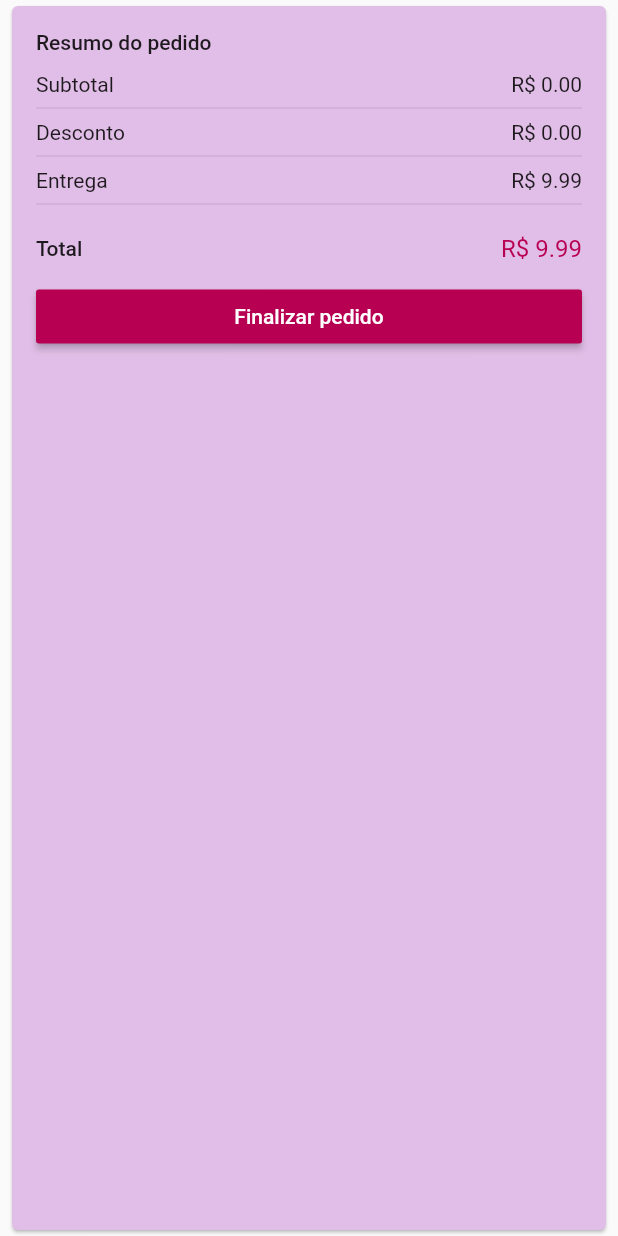
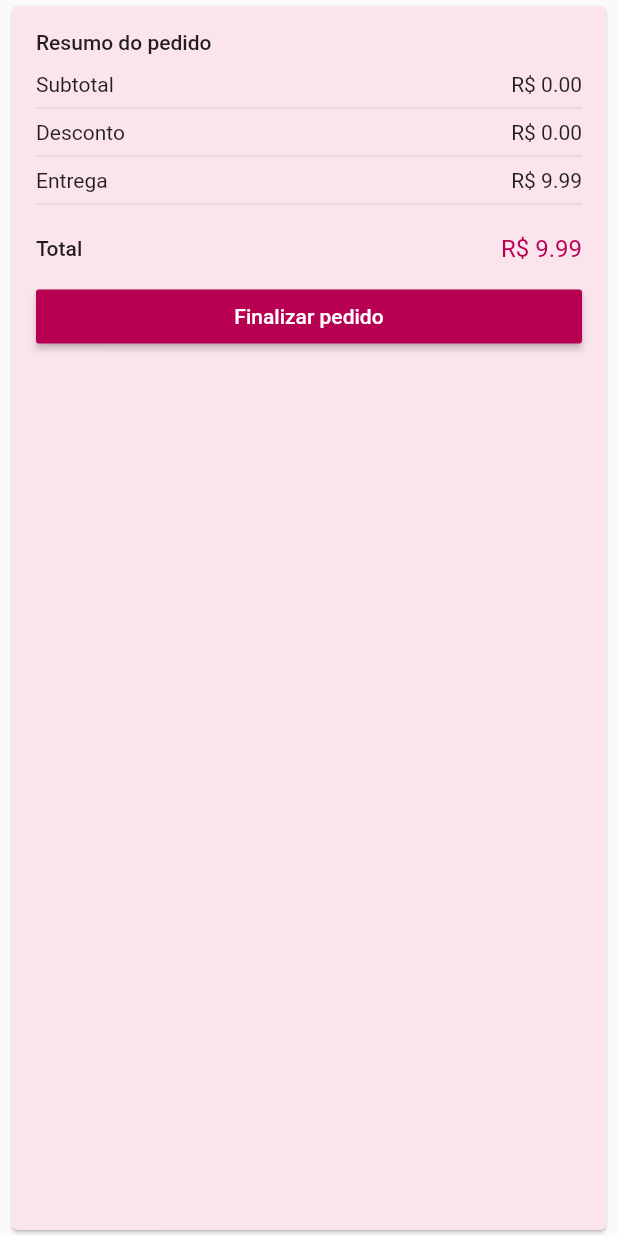
Before and after one commit to jameswsousa/dragstore, a Flutter app: the CartPrice widget shown alone on an empty page, opened directly with empty values, on a phone screen of 412 x 824 dp. Run offline on Flutter 3.47's test engine with Material 2 defaults, Android fonts, the phone set to English and light mode, and no system bars; our stand-ins replace carousel_pro, cloud_firestore, firebase_auth, flare_flutter, transparent_image; accounts and stored records are empty; network calls fail.

Commit message:
fixes color

```diff
--- a/lib/tiles/cart_tile.dart
+++ b/lib/tiles/cart_tile.dart
@@ -15,7 +15,7 @@ class CartTile extends StatelessWidget {
     Widget _buildContent() {
       CartModel.of(context).updatePrices();
       return Container(
-        color: Colors.purple[100],
+        color: Colors.pink[50],
         child: Row(
           mainAxisAlignment: MainAxisAlignment.start,
           children: <Widget>[
--- a/lib/tiles/place_tile.dart
+++ b/lib/tiles/place_tile.dart
@@ -9,7 +9,7 @@ class PlaceTile extends StatelessWidget {
   @override
   Widget build(BuildContext context) {
     return Card(
-              color: Colors.purple[100],
+              color: Colors.pink[50],
 
       margin: EdgeInsets.symmetric(horizontal: 8, vertical: 4),
       child: Column(
--- a/lib/widgets/cart_price.dart
+++ b/lib/widgets/cart_price.dart
@@ -8,7 +8,7 @@ class CartPrice extends StatelessWidget {
   @override
   Widget build(BuildContext context) {
 
-    return Card(color: Colors.purple[100],
+    return Card(color: Colors.pink[50],
       margin: EdgeInsets.symmetric(horizontal: 8, vertical: 4),
       child: Container(
         padding: EdgeInsets.all(16),
--- a/lib/widgets/discount_card.dart
+++ b/lib/widgets/discount_card.dart
@@ -5,7 +5,7 @@ import 'package:loja_virtual/models/cart_model.dart';
 class DiscountCard extends StatelessWidget {
   @override
   Widget build(BuildContext context) {
-    return Card(color: Colors.purple[100],
+    return Card(color: Colors.pink[50],
       margin: EdgeInsets.symmetric(
         horizontal: 8,
         vertical: 4,
--- a/lib/widgets/ship_card.dart
+++ b/lib/widgets/ship_card.dart
@@ -3,7 +3,7 @@ import 'package:flutter/material.dart';
 class ShipCard extends StatelessWidget {
   @override
   Widget build(BuildContext context) {
-    return Card( color: Colors.purple[100],
+    return Card( color: Colors.pink[50],
       margin: EdgeInsets.symmetric(
         horizontal: 8,
         vertical: 4,
```
